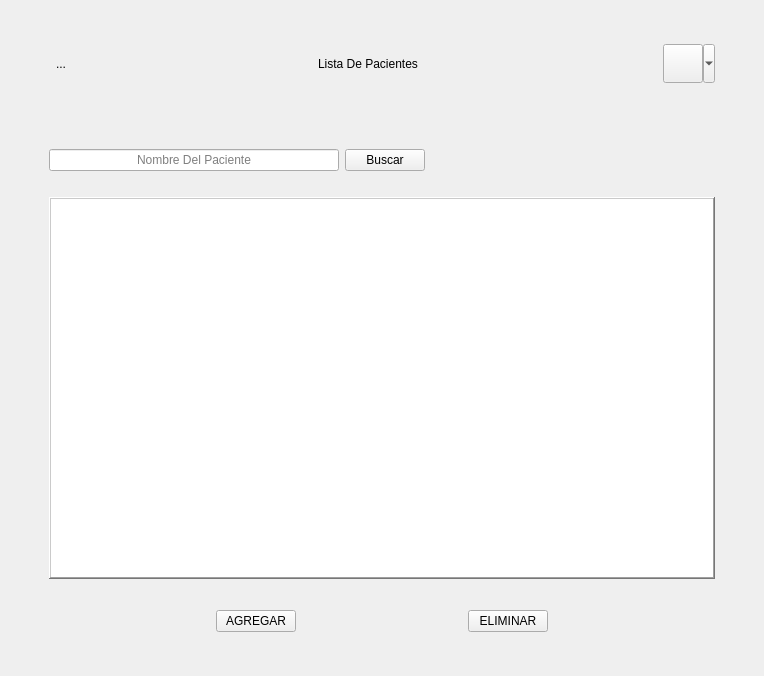
Above: Lista_Clientes.ui from Matapuercos666/OPTICA before the change. Below: the same form after it.
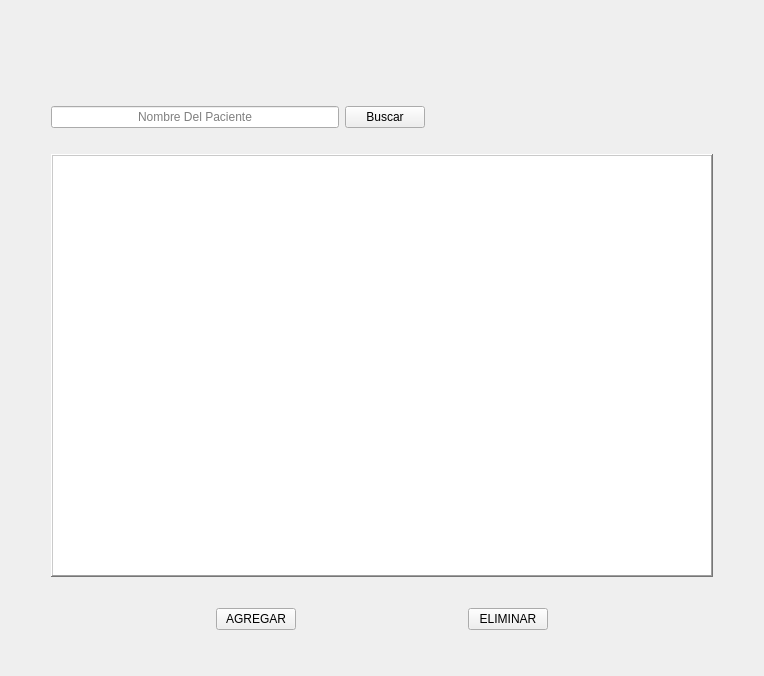
That is the form after the change. Icons and pictures are not drawn.

```diff
--- a/Lista_Clientes.ui
+++ b/Lista_Clientes.ui
@@ -1,7 +1,7 @@
 <?xml version="1.0" encoding="UTF-8"?>
 <ui version="4.0">
  <class>Lista_Clientes</class>
- <widget class="QMainWindow" name="Lista_Clientes">
+ <widget class="QWidget" name="Lista_Clientes">
   <property name="geometry">
    <rect>
     <x>0</x>
@@ -13,7 +13,8 @@
   <property name="windowTitle">
    <string>Pacientes</string>
   </property>
-  <widget class="QWidget" name="centralwidget">
+  <layout class="QGridLayout" name="gridLayout_4">
+   <item row="0" column="0">
    <layout class="QGridLayout" name="gridLayout_2">
     <item row="0" column="0">
      <layout class="QGridLayout" name="gridLayout">
@@ -32,91 +33,6 @@
       <item row="1" column="0">
        <layout class="QGridLayout" name="Barra_Superior">
         <item row="0" column="0">
-         <layout class="QHBoxLayout" name="horizontalLayout_5">
-          <item>
-           <widget class="QToolButton" name="Regresar">
-            <property name="enabled">
-             <bool>true</bool>
-            </property>
-            <property name="font">
-             <font>
-              <underline>false</underline>
-              <kerning>true</kerning>
-             </font>
-            </property>
-            <property name="layoutDirection">
-             <enum>Qt::LayoutDirection::LeftToRight</enum>
-            </property>
-            <property name="text">
-             <string>...</string>
-            </property>
-            <property name="icon">
-             <iconset theme="QIcon::ThemeIcon::GoPrevious"/>
-            </property>
-            <property name="autoRaise">
-             <bool>true</bool>
-            </property>
-           </widget>
-          </item>
-          <item>
-           <spacer name="horizontalSpacer_3">
-            <property name="orientation">
-             <enum>Qt::Orientation::Horizontal</enum>
-            </property>
-            <property name="sizeHint" stdset="0">
-             <size>
-              <width>40</width>
-              <height>20</height>
-             </size>
-            </property>
-           </spacer>
-          </item>
-          <item>
-           <widget class="QLabel" name="Titulo">
-            <property name="text">
-             <string>Lista De Pacientes</string>
-            </property>
-            <property name="alignment">
-             <set>Qt::AlignmentFlag::AlignCenter</set>
-            </property>
-           </widget>
-          </item>
-          <item>
-           <spacer name="horizontalSpacer">
-            <property name="orientation">
-             <enum>Qt::Orientation::Horizontal</enum>
-            </property>
-            <property name="sizeHint" stdset="0">
-             <size>
-              <width>40</width>
-              <height>20</height>
-             </size>
-            </property>
-           </spacer>
-          </item>
-          <item>
-           <widget class="QToolButton" name="Icon">
-            <property name="text">
-             <string/>
-            </property>
-            <property name="icon">
-             <iconset resource="RECURSOS.qrc">
-              <normaloff>:/IMAGENES/IMAGENES/LOGOS/Logo con fondo gris.png</normaloff>:/IMAGENES/IMAGENES/LOGOS/Logo con fondo gris.png</iconset>
-            </property>
-            <property name="iconSize">
-             <size>
-              <width>32</width>
-              <height>32</height>
-             </size>
-            </property>
-            <property name="popupMode">
-             <enum>QToolButton::ToolButtonPopupMode::MenuButtonPopup</enum>
-            </property>
-           </widget>
-          </item>
-         </layout>
-        </item>
-        <item row="1" column="0">
          <spacer name="verticalSpacer">
           <property name="orientation">
            <enum>Qt::Orientation::Vertical</enum>
@@ -132,7 +48,7 @@
           </property>
          </spacer>
         </item>
-        <item row="3" column="0">
+         <item row="2" column="0">
          <layout class="QHBoxLayout" name="horizontalLayout_4">
           <item>
            <layout class="QHBoxLayout" name="horizontalLayout_2">
@@ -319,10 +235,9 @@
      </layout>
     </item>
    </layout>
-  </widget>
- </widget>
- <resources>
-  <include location="RECURSOS.qrc"/>
- </resources>
+   </item>
+  </layout>
+ </widget>
+ <resources/>
  <connections/>
 </ui>
```
Lines whose indentation alone changed are shown as unchanged.
